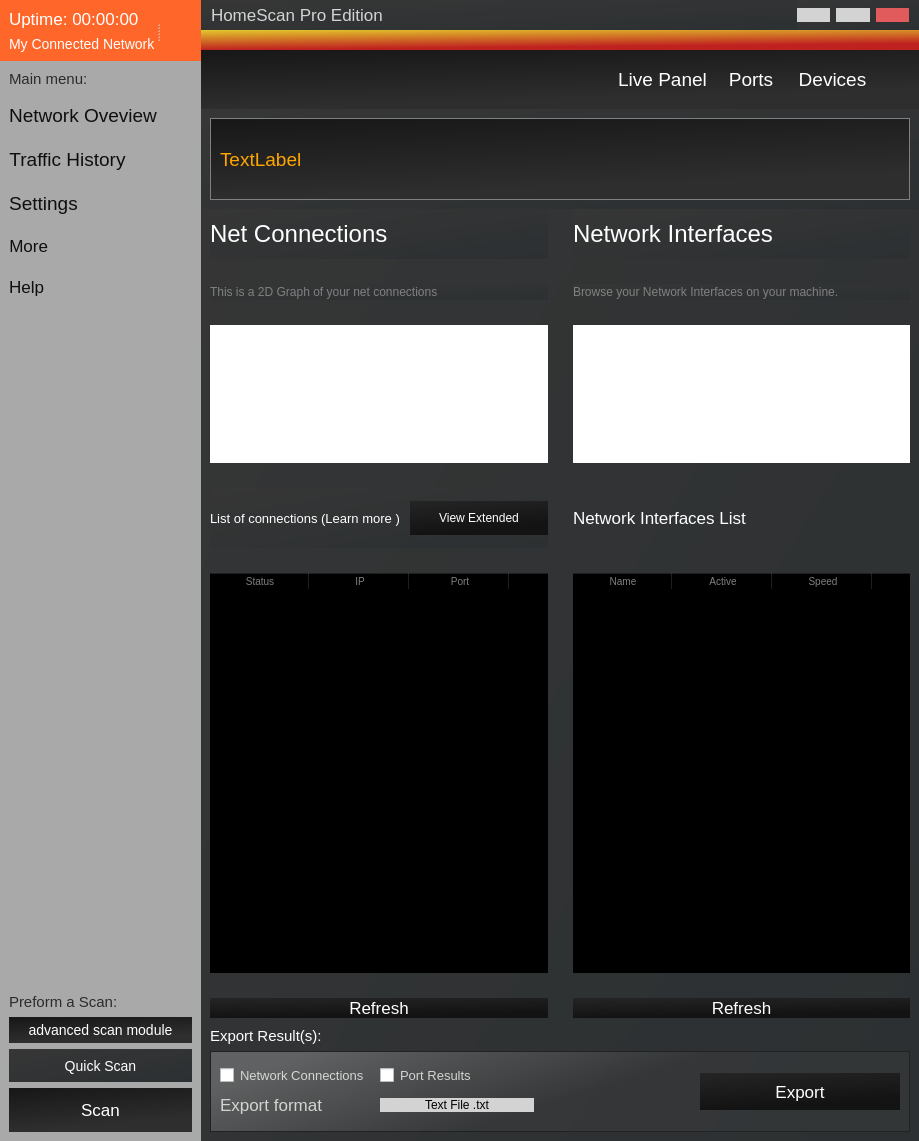
Old version of the form mainwindow.ui in the repository hunterjreid/HomeScan.
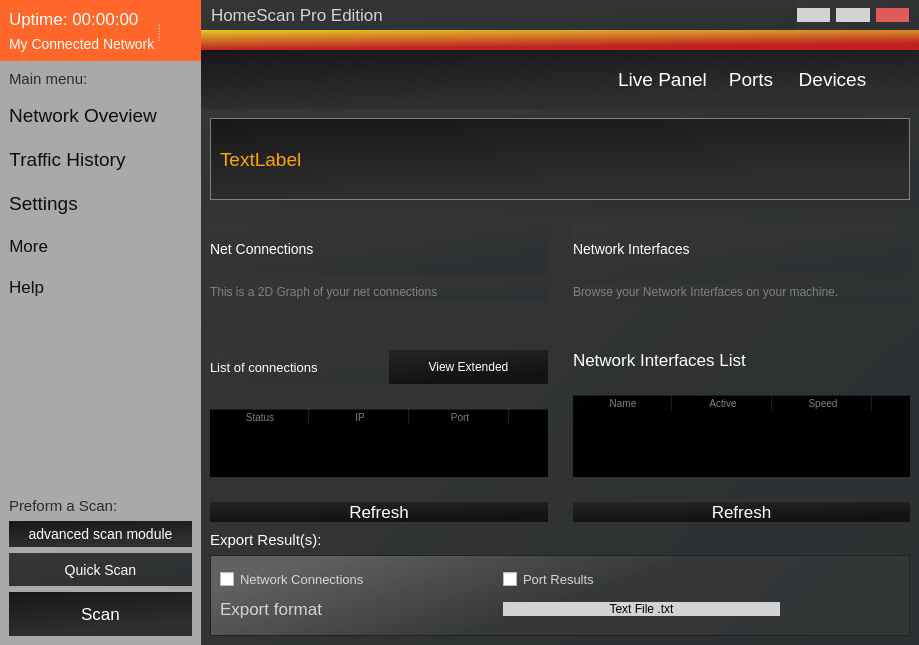
New version of the form. Icons and pictures are not drawn. Custom widgets are drawn as their Qt base class.

Commit message: popup box and window sizing fix

```diff
--- a/mainwindow.ui
+++ b/mainwindow.ui
@@ -7,7 +7,7 @@
     <x>0</x>
     <y>0</y>
     <width>913</width>
-    <height>1141</height>
+    <height>574</height>
    </rect>
   </property>
   <property name="windowTitle">
@@ -824,11 +824,11 @@
              <property name="maximumSize">
               <size>
                <width>16777215</width>
-               <height>50</height>
+               <height>20</height>
               </size>
              </property>
              <property name="styleSheet">
-              <string notr="true">font-size:24px;
+              <string notr="true">color:white;font-size:14px;
 color:white;</string>
              </property>
              <property name="text">
@@ -915,7 +915,7 @@
 padding:0px;</string>
                 </property>
                 <property name="text">
-                 <string>List of connections (Learn more )</string>
+                 <string>List of connections</string>
                 </property>
                </widget>
               </item>
@@ -1011,11 +1011,11 @@
              <property name="maximumSize">
               <size>
                <width>16777215</width>
-               <height>50</height>
+               <height>20</height>
               </size>
              </property>
              <property name="styleSheet">
-              <string notr="true">color:white;font-size:24px;</string>
+              <string notr="true">color:white;font-size:14px;</string>
              </property>
              <property name="text">
               <string>Network Interfaces </string>
@@ -1287,57 +1287,6 @@
                     </item>
                    </layout>
                   </item>
-                  <item>
-                   <spacer name="horizontalSpacer">
-                    <property name="orientation">
-                     <enum>Qt::Horizontal</enum>
-                    </property>
-                    <property name="sizeType">
-                     <enum>QSizePolicy::Maximum</enum>
-                    </property>
-                    <property name="sizeHint" stdset="0">
-                     <size>
-                      <width>40</width>
-                      <height>20</height>
-                     </size>
-                    </property>
-                   </spacer>
-                  </item>
-                  <item>
-                   <widget class="QPushButton" name="pushButton_4">
-                    <property name="minimumSize">
-                     <size>
-                      <width>0</width>
-                      <height>37</height>
-                     </size>
-                    </property>
-                    <property name="maximumSize">
-                     <size>
-                      <width>200</width>
-                      <height>16777215</height>
-                     </size>
-                    </property>
-                    <property name="styleSheet">
-                     <string notr="true">background-color:qlineargradient(spread:pad, x1:0, y1:0, x2:0.306, y2:0.909091, stop:0 rgba(37, 37, 37, 255), stop:1 rgba(19, 19, 19, 255));
-color:rgb(255, 255, 255);
-font-size:17px;
-border:none;</string>
-                    </property>
-                    <property name="text">
-                     <string>Export</string>
-                    </property>
-                    <property name="icon">
-                     <iconset>
-                      <normaloff>assets/export.png</normaloff>assets/export.png</iconset>
-                    </property>
-                    <property name="iconSize">
-                     <size>
-                      <width>37</width>
-                      <height>37</height>
-                     </size>
-                    </property>
-                   </widget>
-                  </item>
                  </layout>
                 </item>
                </layout>
```
The commit also changes 4 other files.
